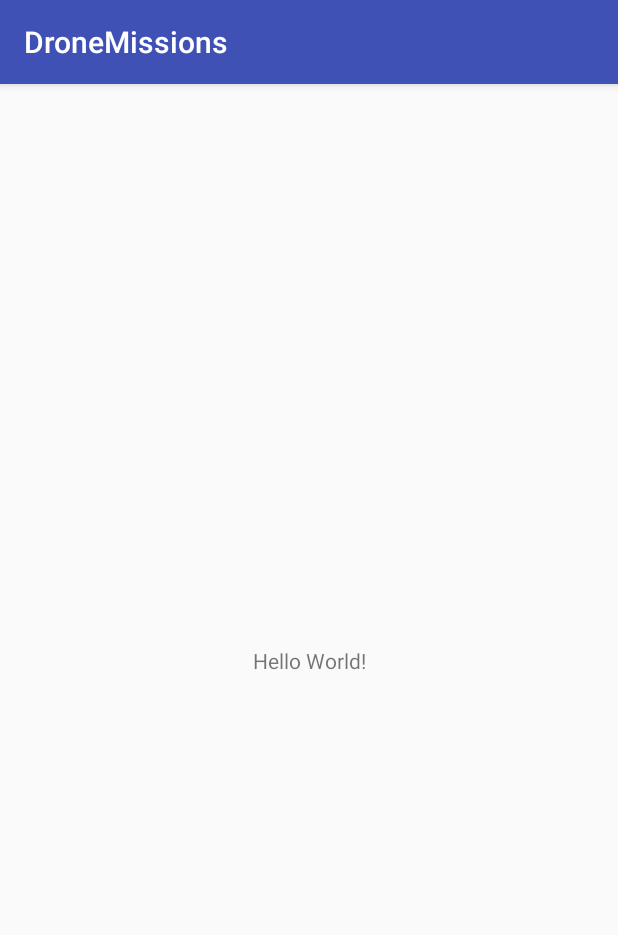
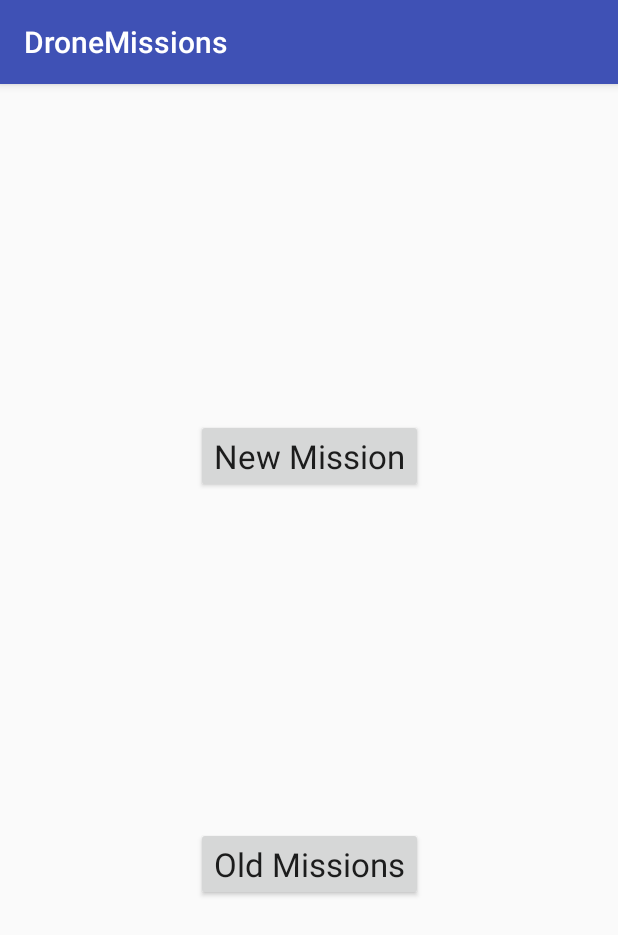
Before and after one commit to Tanaht/LaPommeVolante, an Android app: the screen it shows after launch (MainActivity), on a phone screen of 412 x 824 dp. Shown: the top 935 px of the screen. Run offline under Robolectric (Android 15) with nearby library versions, the phone set to English and light mode, and no system bars.

Commit message:
First design of the main view

```diff
--- a/android/DroneMissions/app/build.gradle
+++ b/android/DroneMissions/app/build.gradle
@@ -16,10 +16,11 @@ android {
             proguardFiles getDefaultProguardFile('proguard-android.txt'), 'proguard-rules.pro'
         }
     }
+    buildToolsVersion '26.0.2'
 }
 
 dependencies {
-    implementation fileTree(dir: 'libs', include: ['*.jar'])
+    implementation fileTree(include: ['*.jar'], dir: 'libs')
     implementation 'com.android.support:appcompat-v7:26.1.0'
     implementation 'com.android.support.constraint:constraint-layout:1.0.2'
     testImplementation 'junit:junit:4.12'
--- a/android/DroneMissions/app/src/main/java/ila/fr/dronemissions/MainActivity.java
+++ b/android/DroneMissions/app/src/main/java/ila/fr/dronemissions/MainActivity.java
@@ -2,12 +2,38 @@ package ila.fr.dronemissions;
 
 import android.support.v7.app.AppCompatActivity;
 import android.os.Bundle;
+import android.view.View;
+import android.widget.Button;
 
 public class MainActivity extends AppCompatActivity {
+
+    Button btn_NewMission;
+    Button btn_OldMissions;
 
     @Override
     protected void onCreate(Bundle savedInstanceState) {
         super.onCreate(savedInstanceState);
         setContentView(R.layout.activity_main);
+
+        btn_NewMission = (Button) findViewById(R.id.btn_NewMission);
+        btn_OldMissions = (Button) findViewById(R.id.btn_OldMissions);
+
+        btn_NewMission.setOnClickListener(new View.OnClickListener() {
+            @Override
+            public void onClick(View view) {
+
+                //TODO
+
+            }
+        });
+
+        btn_OldMissions.setOnClickListener(new View.OnClickListener() {
+            @Override
+            public void onClick(View view) {
+
+                //TODO
+
+            }
+        });
     }
 }
--- a/android/DroneMissions/app/src/main/res/layout/activity_main.xml
+++ b/android/DroneMissions/app/src/main/res/layout/activity_main.xml
@@ -6,13 +6,28 @@
     android:layout_height="match_parent"
     tools:context="ila.fr.dronemissions.MainActivity">
 
-    <TextView
+
+    <Button
+        android:id="@+id/btn_NewMission"
         android:layout_width="wrap_content"
         android:layout_height="wrap_content"
-        android:text="Hello World!"
-        app:layout_constraintBottom_toBottomOf="parent"
+        android:text="@string/btn_NewMission"
+        android:textAppearance="@style/TextAppearance.AppCompat.Large"
+        app:layout_constraintBottom_toTopOf="@+id/btn_OldMissions"
+        app:layout_constraintHorizontal_bias="0.5"
         app:layout_constraintLeft_toLeftOf="parent"
         app:layout_constraintRight_toRightOf="parent"
         app:layout_constraintTop_toTopOf="parent" />
 
+    <Button
+        android:id="@+id/btn_OldMissions"
+        android:layout_width="wrap_content"
+        android:layout_height="wrap_content"
+        android:text="@string/btn_OldMissions"
+        android:textAppearance="@style/TextAppearance.AppCompat.Large"
+        app:layout_constraintBottom_toBottomOf="parent"
+        app:layout_constraintHorizontal_bias="0.5"
+        app:layout_constraintLeft_toLeftOf="parent"
+        app:layout_constraintRight_toRightOf="parent"
+        app:layout_constraintTop_toBottomOf="@+id/btn_NewMission" />
 </android.support.constraint.ConstraintLayout>
--- a/android/DroneMissions/app/src/main/res/values/strings.xml
+++ b/android/DroneMissions/app/src/main/res/values/strings.xml
@@ -1,3 +1,5 @@
 <resources>
     <string name="app_name">DroneMissions</string>
+    <string name="btn_NewMission">New Mission</string>
+    <string name="btn_OldMissions">Old Missions</string>
 </resources>
```
